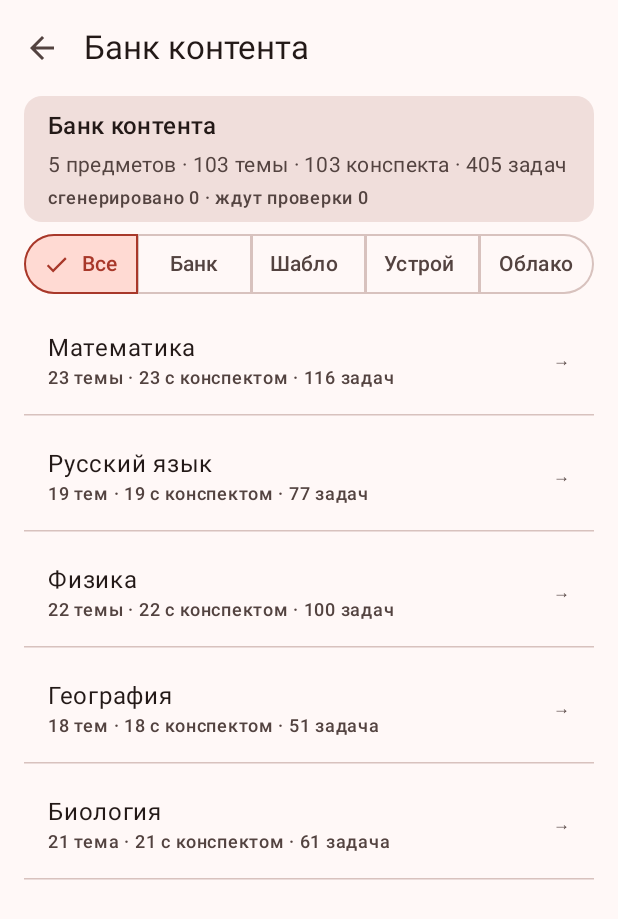
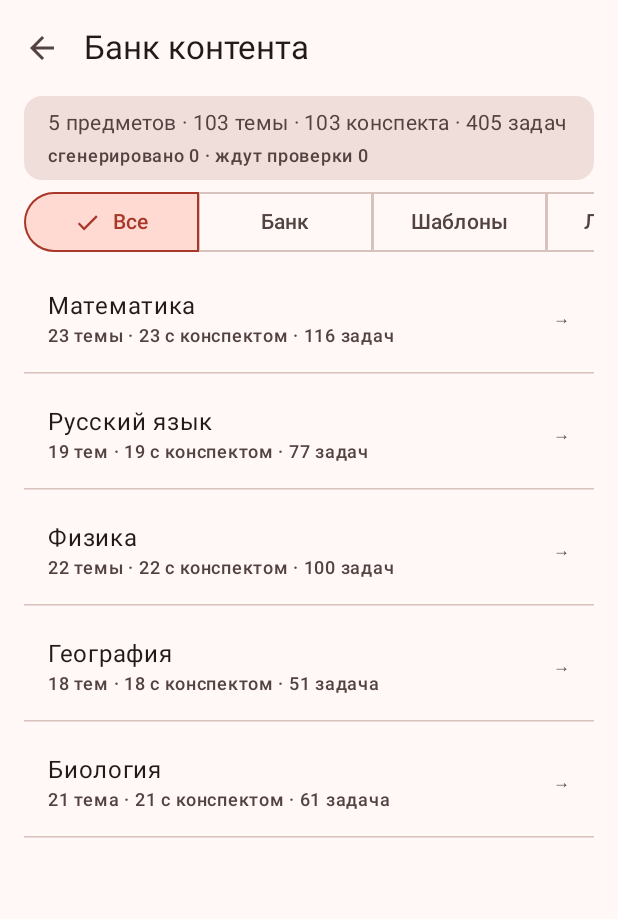
Before and after one commit to mikkato/oge-trainer-android, an Android app built with Jetpack Compose: the composable BankScreen shown on its own in the app's theme, on a phone screen of 412 x 824 dp. Shown: the top 919 px of the screen. Run offline under Robolectric (Android 15) with nearby library versions, the phone set to English and light mode, and no system bars; pictures from the network do not load.

Commit message:
fix(FR-601): подписи фильтра банка целиком, без обрезки и дубля заголовка

```diff
--- a/app/src/main/java/ru/tolmachev/ogetrainer/ui/screens/BankScreen.kt
+++ b/app/src/main/java/ru/tolmachev/ogetrainer/ui/screens/BankScreen.kt
@@ -1,6 +1,8 @@
 package ru.tolmachev.ogetrainer.ui.screens
 
 import androidx.compose.foundation.clickable
+import androidx.compose.foundation.horizontalScroll
+import androidx.compose.foundation.rememberScrollState
 import androidx.compose.foundation.layout.Arrangement
 import androidx.compose.foundation.layout.Box
 import androidx.compose.foundation.layout.Column
@@ -9,6 +11,7 @@ import androidx.compose.foundation.layout.fillMaxSize
 import androidx.compose.foundation.layout.fillMaxWidth
 import androidx.compose.foundation.layout.heightIn
 import androidx.compose.foundation.layout.padding
+import androidx.compose.foundation.layout.width
 import androidx.compose.foundation.layout.size
 import androidx.compose.foundation.lazy.LazyColumn
 import androidx.compose.foundation.lazy.items
@@ -73,7 +76,7 @@ fun BankScreen(onBack: () -> Unit, onOpenProvider: () -> Unit) {
     val originFilter: String? = when (filter) {
         "Банк" -> "bank"
         "Шаблоны" -> "local"
-        "Устройство" -> "llm-local"
+        "Локально" -> "llm-local"
         "Облако" -> "llm"
         else -> null
     }
@@ -119,10 +122,6 @@ fun BankScreen(onBack: () -> Unit, onOpenProvider: () -> Unit) {
                 item {
                     AppCard {
                         Column(verticalArrangement = Arrangement.spacedBy(Space.x0_5)) {
-                            Text(
-                                "Банк контента",
-                                style = MaterialTheme.typography.titleMedium,
-                            )
                             summary?.let { s ->
                                 Text(
                                     "${plural(s.subjects, "предмет", "предмета", "предметов")} · " +
@@ -148,11 +147,17 @@ fun BankScreen(onBack: () -> Unit, onOpenProvider: () -> Unit) {
             }
             if (topic == null) {
                 item {
-                    ChoiceRow(
-                        options = listOf("Все", "Банк", "Шаблоны", "Устройство", "Облако"),
-                        selected = filter,
-                        onSelect = { filter = it },
-                    )
+                    androidx.compose.foundation.layout.Box(
+                        Modifier
+                            .fillMaxWidth()
+                            .horizontalScroll(rememberScrollState()),
+                    ) {
+                        ChoiceRow(
+                            options = listOf("Все", "Банк", "Шаблоны", "Локально", "Облако"),
+                            selected = filter,
+                            onSelect = { filter = it },
+                        )
+                    }
                 }
             }
 
```
Also changed, not shown: 2 other files.
